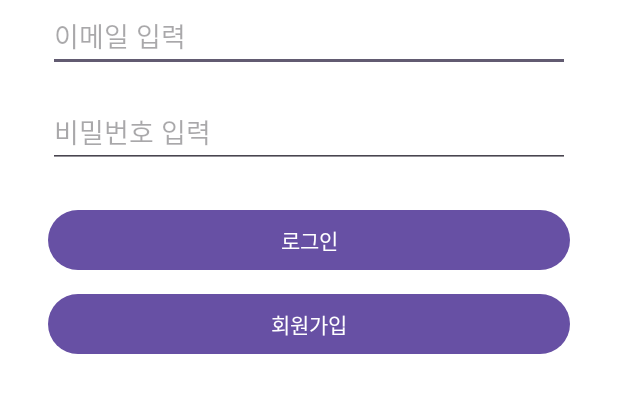
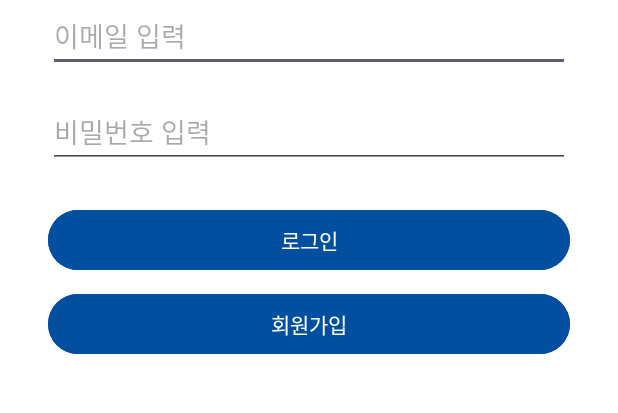
Before and after one commit to jsk4581/TakeTac-Android, an Android app: the screen it shows after launch (LoginActivity), on a phone screen of 412 x 824 dp, the part 483-896 px from its top. Run offline under Robolectric (Android 15) with nearby library versions, the phone set to English and light mode, and no system bars.

Commit message:
design change

```diff
--- a/app/src/main/res/layout/activity_login.xml
+++ b/app/src/main/res/layout/activity_login.xml
@@ -34,12 +34,14 @@
         android:layout_width="match_parent"
         android:layout_height="wrap_content"
         android:text="로그인"
-        android:layout_marginTop="24dp" />
+        android:layout_marginTop="24dp"
+        android:backgroundTint="#014F9e"/>
 
     <Button
         android:id="@+id/signupButton"
         android:layout_width="match_parent"
         android:layout_height="wrap_content"
         android:text="회원가입"
-        android:layout_marginTop="8dp" />
+        android:layout_marginTop="8dp"
+        android:backgroundTint="#014F9e"/>
 </LinearLayout>
--- a/app/src/main/res/layout/activity_signup.xml
+++ b/app/src/main/res/layout/activity_signup.xml
@@ -42,6 +42,7 @@
             android:layout_width="match_parent"
             android:layout_height="wrap_content"
             android:text="가입하기"
-            android:layout_marginTop="24dp" />
+            android:layout_marginTop="24dp"
+            android:backgroundTint="#014F9e"/>
     </LinearLayout>
 </ScrollView>
```
